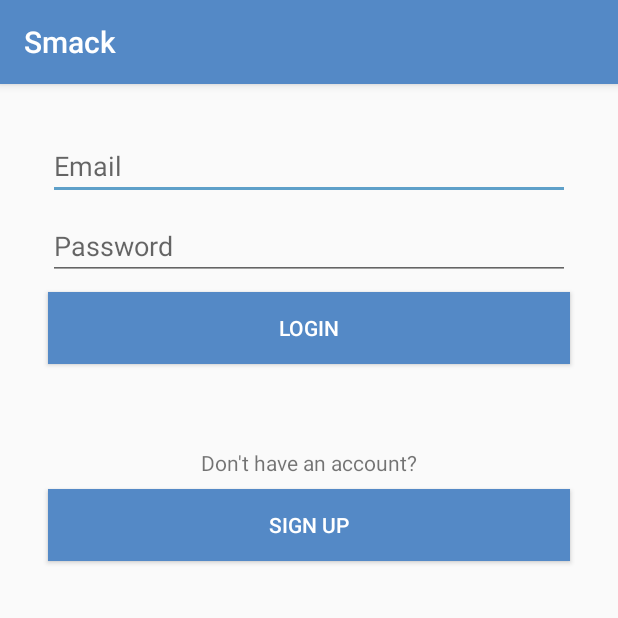
After one commit to pr656d/Chat-App, an Android app: the loginActivity screen opened directly, with no data from a screen before it, on a phone screen of 412 x 824 dp, the top half of it. The commit adds this screen. Run offline under Robolectric (Android 15) with nearby library versions, the phone set to English and light mode, and no system bars.

Commit message:
LogIn activity added

```diff
--- a/app/build.gradle
+++ b/app/build.gradle
@@ -24,7 +24,7 @@ android {
 
 dependencies {
     implementation fileTree(dir: 'libs', include: ['*.jar'])
-    implementation"org.jetbrains.kotlin:kotlin-stdlib-jre7:$kotlin_version"
+    implementation "org.jetbrains.kotlin:kotlin-stdlib-jre7:$kotlin_version"
     implementation 'com.android.support:appcompat-v7:27.1.1'
     implementation 'com.android.support:design:27.1.1'
     implementation 'com.android.support.constraint:constraint-layout:1.0.2'
--- a/app/src/main/AndroidManifest.xml
+++ b/app/src/main/AndroidManifest.xml
@@ -18,6 +18,7 @@
                 <category android:name="android.intent.category.LAUNCHER" />
             </intent-filter>
         </activity>
+        <activity android:name=".loginActivity"></activity>
     </application>
 
 </manifest>
--- /dev/null
+++ b/app/src/main/java/com/androidev/learn/smack/loginActivity.kt
@@ -0,0 +1,21 @@
+package com.androidev.learn.smack
+
+import android.os.Bundle
+import android.support.v7.app.AppCompatActivity
+import android.view.View
+
+class loginActivity : AppCompatActivity() {
+
+    override fun onCreate(savedInstanceState: Bundle?) {
+        super.onCreate(savedInstanceState)
+        setContentView(R.layout.activity_login)
+    }
+
+    fun loginLoginBtnClicked(view: View) {
+
+    }
+
+    fun loginCreateUserBtnClicked(view: View) {
+
+    }
+}
--- /dev/null
+++ b/app/src/main/res/layout/activity_login.xml
@@ -0,0 +1,79 @@
+<?xml version="1.0" encoding="utf-8"?>
+<android.support.constraint.ConstraintLayout xmlns:android="http://schemas.android.com/apk/res/android"
+    xmlns:app="http://schemas.android.com/apk/res-auto"
+    xmlns:tools="http://schemas.android.com/tools"
+    android:layout_width="match_parent"
+    android:layout_height="match_parent"
+    tools:context=".loginActivity">
+
+    <EditText
+        android:id="@+id/loginEmailTxt"
+        android:layout_width="0dp"
+        android:layout_height="wrap_content"
+        android:layout_marginEnd="32dp"
+        android:layout_marginStart="32dp"
+        android:layout_marginTop="32dp"
+        android:ems="10"
+        android:hint="Email"
+        android:inputType="textPersonName"
+        app:layout_constraintEnd_toEndOf="parent"
+        app:layout_constraintStart_toStartOf="parent"
+        app:layout_constraintTop_toTopOf="parent" />
+
+    <EditText
+        android:id="@+id/loginPasswordTxt"
+        android:layout_width="0dp"
+        android:layout_height="wrap_content"
+        android:layout_marginEnd="32dp"
+        android:layout_marginStart="32dp"
+        android:layout_marginTop="8dp"
+        android:ems="10"
+        android:hint="Password"
+        android:inputType="textPassword"
+        app:layout_constraintEnd_toEndOf="parent"
+        app:layout_constraintStart_toStartOf="parent"
+        app:layout_constraintTop_toBottomOf="@+id/loginEmailTxt" />
+
+    <Button
+        android:id="@+id/loginLoginBtn"
+        android:layout_width="0dp"
+        android:layout_height="wrap_content"
+        android:layout_marginEnd="32dp"
+        android:layout_marginStart="32dp"
+        android:layout_marginTop="8dp"
+        android:background="@color/colorPrimary"
+        android:onClick="loginLoginBtnClicked"
+        android:text="login"
+        android:textColor="@android:color/white"
+        app:layout_constraintEnd_toEndOf="parent"
+        app:layout_constraintStart_toStartOf="parent"
+        app:layout_constraintTop_toBottomOf="@+id/loginPasswordTxt" />
+
+    <TextView
+        android:id="@+id/textView"
+        android:layout_width="wrap_content"
+        android:layout_height="wrap_content"
+        android:layout_marginEnd="8dp"
+        android:layout_marginStart="8dp"
+        android:layout_marginTop="56dp"
+        android:text="Don't have an account?"
+        app:layout_constraintEnd_toEndOf="parent"
+        app:layout_constraintStart_toStartOf="parent"
+        app:layout_constraintTop_toBottomOf="@+id/loginLoginBtn" />
+
+    <Button
+        android:id="@+id/loginCreateUserBtn"
+        android:layout_width="0dp"
+        android:layout_height="wrap_content"
+        android:layout_marginEnd="32dp"
+        android:layout_marginStart="32dp"
+        android:layout_marginTop="8dp"
+        android:background="@color/colorPrimary"
+        android:onClick="loginCreateUserBtnClicked"
+        android:text="Sign Up"
+        android:textColor="@android:color/white"
+        app:layout_constraintEnd_toEndOf="parent"
+        app:layout_constraintStart_toStartOf="parent"
+        app:layout_constraintTop_toBottomOf="@+id/textView" />
+
+</android.support.constraint.ConstraintLayout>
```
Also changed, not shown: app/src/main/java/com/androidev/learn/smack/MainActivity.kt (+15 -4 lines), app/src/main/res/layout/content_main.xml (+39 -3 lines), app/src/main/res/layout/nav_header_main.xml (+35 -10 lines).
